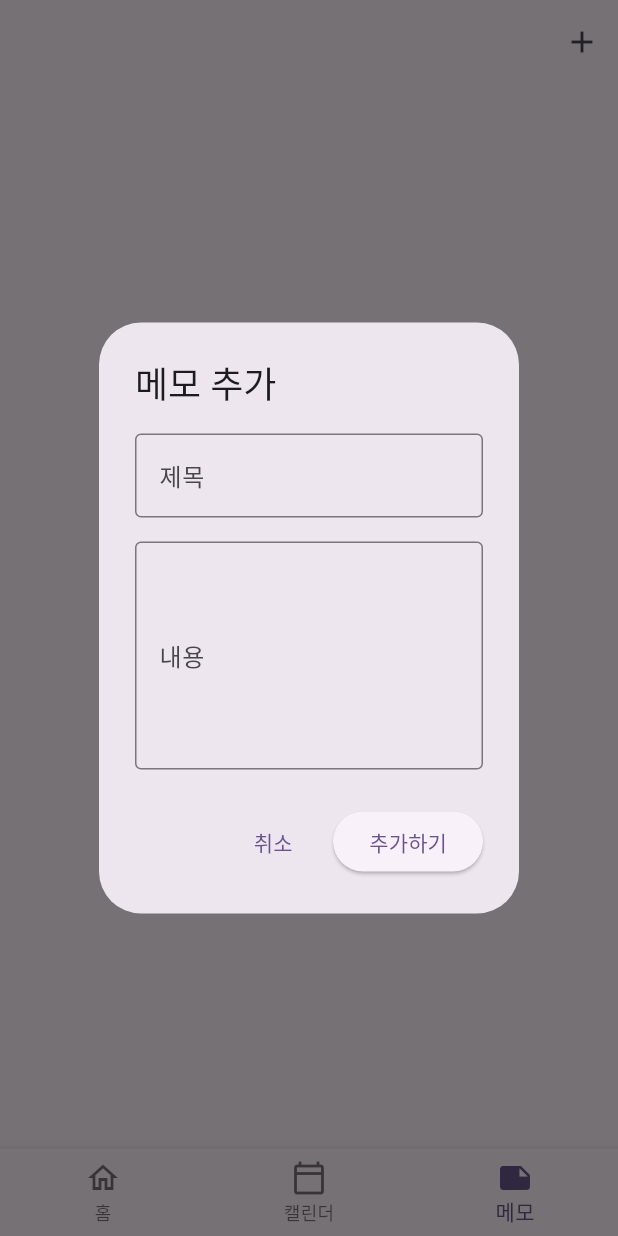
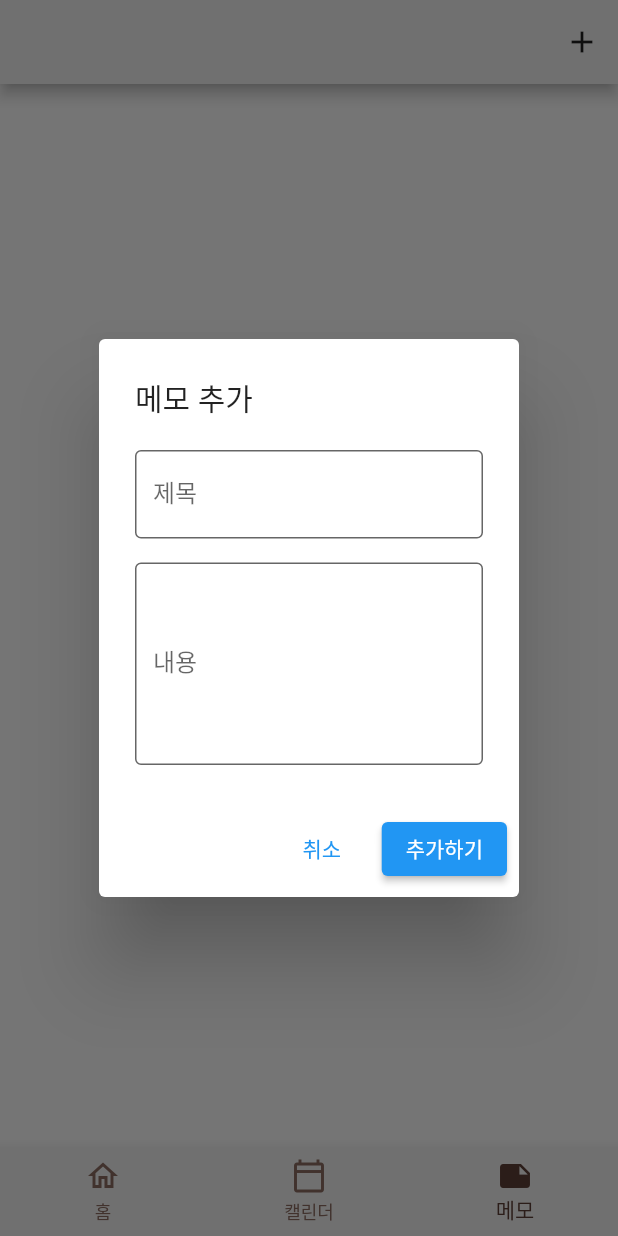
Before and after one commit to junhyuk1014/MajorProject, a Flutter app: the screen it shows after launch, item 3 of the bottom bar chosen, after a tap on the "add" icon, on a phone screen of 412 x 824 dp. Run offline on Flutter 3.47's test engine with Material 3 defaults, Android fonts, the phone set to English and light mode, and no system bars; our stand-ins replace shared_preferences.

Commit message:
Fix: 색상 테마 수정 - 기본 배경 흰색, 카드/팝업 회색, 네비게이션 베이지색

```diff
--- a/lib/home_screen.dart
+++ b/lib/home_screen.dart
@@ -15,7 +15,7 @@ class _HomeScreenState extends State<HomeScreen> {
   @override
   Widget build(BuildContext context) {
     return Scaffold(
-      backgroundColor: Colors.grey[100],
+      backgroundColor: Colors.white,
       body: _getScreenForIndex(_selectedIndex),
       bottomNavigationBar: _buildBottomNavigationBar(),
     );
@@ -92,6 +92,7 @@ class _HomeScreenState extends State<HomeScreen> {
 
   Widget _buildPanel(String title, List<Widget> children, [String subtitle = '']) {
     return Card(
+      color: const Color(0xFFF5F5F5),
       child: Padding(
         padding: const EdgeInsets.all(16.0),
         child: Column(
@@ -272,6 +273,9 @@ class _HomeScreenState extends State<HomeScreen> {
     return BottomNavigationBar(
       currentIndex: _selectedIndex,
       onTap: (index) => setState(() => _selectedIndex = index),
+      backgroundColor: const Color(0xFFF5F5F5),
+      selectedItemColor: Colors.brown[700],
+      unselectedItemColor: Colors.brown[400],
       type: BottomNavigationBarType.fixed,
       items: const [
         BottomNavigationBarItem(
--- a/lib/main.dart
+++ b/lib/main.dart
@@ -13,8 +13,13 @@ class MyApp extends StatelessWidget {
     return MaterialApp(
       title: 'Spaced Repetition App',
       theme: ThemeData(
-        colorScheme: ColorScheme.fromSeed(seedColor: Colors.deepPurple),
-        useMaterial3: true,
+        useMaterial3: false,
+        scaffoldBackgroundColor: Colors.white,
+        appBarTheme: const AppBarTheme(
+          backgroundColor: Color(0xFFF5F5F5),
+          foregroundColor: Colors.black87,
+        ),
+        dialogBackgroundColor: Colors.white,
       ),
       home: const HomeScreen(),
     );
--- a/lib/memo_screen.dart
+++ b/lib/memo_screen.dart
@@ -47,23 +47,28 @@ class _MemoScreenState extends State<MemoScreen> {
     final result = await showDialog<bool>(
       context: context,
       builder: (context) => AlertDialog(
+        backgroundColor: Colors.white,
         title: const Text('메모 추가'),
         content: Column(
           mainAxisSize: MainAxisSize.min,
           children: [
             TextField(
               controller: titleController,
-              decoration: const InputDecoration(
+              decoration: InputDecoration(
                 labelText: '제목',
-                border: OutlineInputBorder(),
+                border: const OutlineInputBorder(),
+                filled: true,
+                fillColor: Colors.white,
               ),
             ),
             const SizedBox(height: 16),
             TextField(
               controller: contentController,
-              decoration: const InputDecoration(
+              decoration: InputDecoration(
                 labelText: '내용',
-                border: OutlineInputBorder(),
+                border: const OutlineInputBorder(),
+                filled: true,
+                fillColor: Colors.white,
               ),
               maxLines: 5,
             ),
@@ -109,6 +114,7 @@ class _MemoScreenState extends State<MemoScreen> {
     showDialog(
       context: context,
       builder: (context) => AlertDialog(
+        backgroundColor: Colors.white,
         title: Text(memo.title),
         content: SingleChildScrollView(
           child: Column(
@@ -181,23 +187,28 @@ class _MemoScreenState extends State<MemoScreen> {
     final result = await showDialog<bool>(
       context: context,
       builder: (context) => AlertDialog(
+        backgroundColor: Colors.white,
         title: const Text('메모 수정'),
         content: Column(
           mainAxisSize: MainAxisSize.min,
           children: [
             TextField(
               controller: titleController,
-              decoration: const InputDecoration(
+              decoration: InputDecoration(
                 labelText: '제목',
-                border: OutlineInputBorder(),
+                border: const OutlineInputBorder(),
+                filled: true,
+                fillColor: Colors.white,
               ),
             ),
             const SizedBox(height: 16),
             TextField(
               controller: contentController,
-              decoration: const InputDecoration(
+              decoration: InputDecoration(
                 labelText: '내용',
-                border: OutlineInputBorder(),
+                border: const OutlineInputBorder(),
+                filled: true,
+                fillColor: Colors.white,
               ),
               maxLines: 5,
             ),
@@ -242,6 +253,7 @@ class _MemoScreenState extends State<MemoScreen> {
     showDialog(
       context: context,
       builder: (context) => AlertDialog(
+        backgroundColor: Colors.white,
         title: const Text('메모 삭제'),
         content: const Text('정말 이 메모를 삭제하시겠습니까?'),
         actions: [
@@ -277,6 +289,7 @@ class _MemoScreenState extends State<MemoScreen> {
   @override
   Widget build(BuildContext context) {
     return Scaffold(
+      backgroundColor: Colors.white,
       appBar: AppBar(
         actions: [
           IconButton(
@@ -303,6 +316,7 @@ class _MemoScreenState extends State<MemoScreen> {
               itemBuilder: (context, index) {
                 final memo = _memos[index];
                 return Card(
+                  color: const Color(0xFFF5F5F5),
                   margin: const EdgeInsets.symmetric(horizontal: 8, vertical: 4),
                   child: ListTile(
                     title: Text(
```
